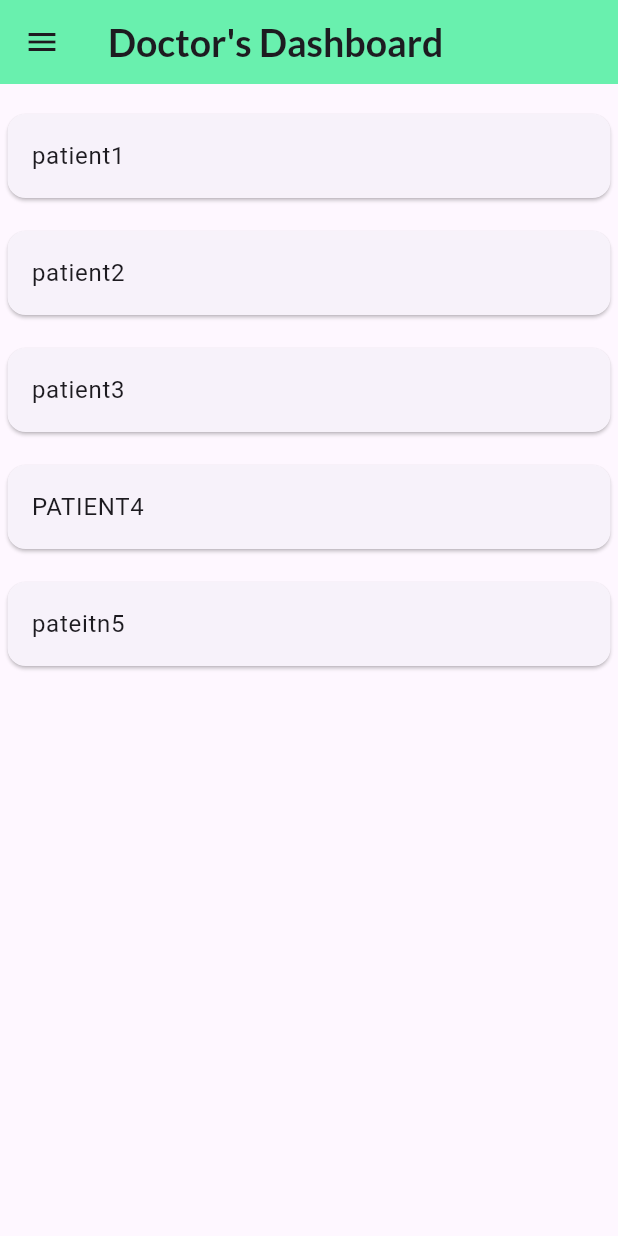
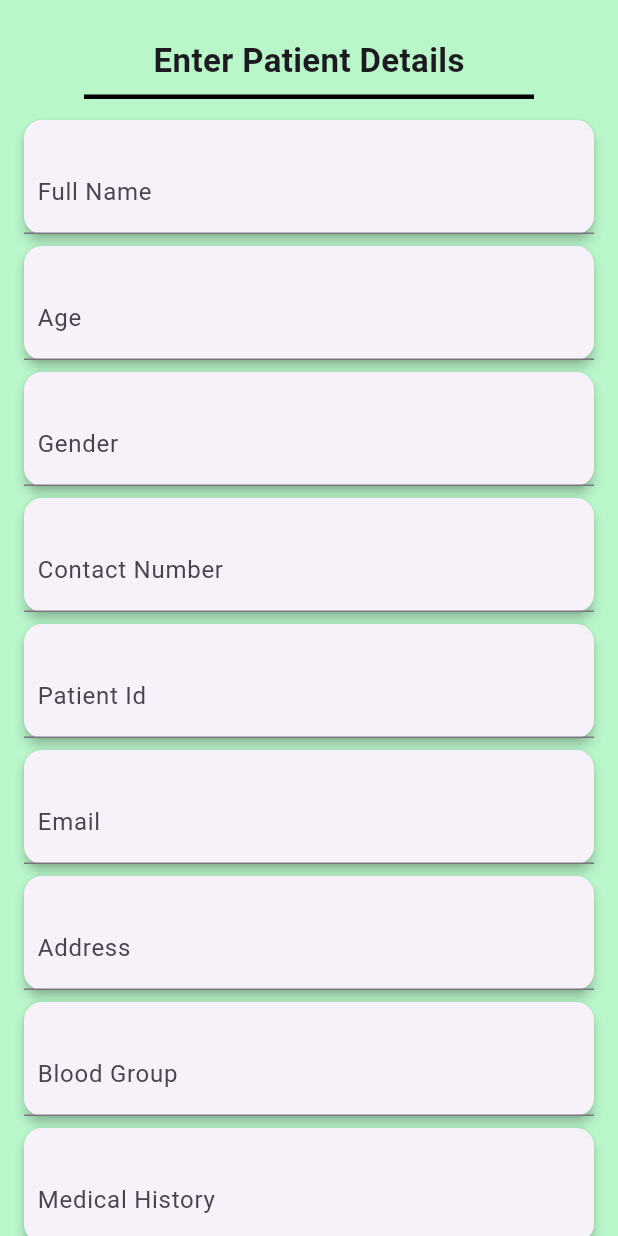
Before and after one commit to Anurag127001/HealthApp, a Flutter app: the screen it shows after launch, on a phone screen of 412 x 824 dp. Run offline on Flutter 3.47's test engine with Material 3 defaults, Android fonts, the phone set to English and light mode, and no system bars; our stand-ins replace google_fonts.

Commit message:
Enter patient Details page added

```diff
--- a/lib/main.dart
+++ b/lib/main.dart
@@ -2,6 +2,7 @@ import 'package:flutter/material.dart';
 import 'package:healthapp/Doctor.dart';
 import 'package:healthapp/grid.dart';
 import 'package:healthapp/list.dart';
+import 'package:healthapp/newuser.dart';
 import 'package:healthapp/patient.dart';
 import 'package:healthapp/regulatory.dart';
 import 'login.dart';
@@ -17,7 +18,7 @@ class MyApp extends StatelessWidget {
   Widget build(BuildContext context) {
     return MaterialApp(
       debugShowCheckedModeBanner: false,
-      home: Patientlist()
+      home: Newuser()
 
     );
   }
--- /dev/null
+++ b/lib/newuser.dart
@@ -0,0 +1,62 @@
+import 'package:flutter/material.dart';
+import 'package:google_fonts/google_fonts.dart';
+
+class Newuser extends StatelessWidget {
+  Newuser({super.key});
+  List patientdetails = [
+    'Full Name',
+    'Age',
+    'Gender',
+    'Contact Number',
+    'Patient Id',
+    'Email',
+    'Address',
+    'Blood Group',
+    'Medical History',
+    'Insurance Provider'
+  ];
+
+  @override
+  Widget build(BuildContext context) {
+    return SafeArea(
+      child: Material(
+        child: Container(
+          decoration: BoxDecoration(color: Colors.greenAccent.shade100),
+          child: SingleChildScrollView(
+            child: Column(
+              children: [
+                Container(
+                  margin: EdgeInsets.only(top: 25),
+                  child: Text("Enter Patient Details",
+                      style:
+                          TextStyle(fontSize: 22, fontWeight: FontWeight.bold)),
+                ),
+                Container(
+                  margin: EdgeInsets.only(top: 7),
+                  height: 3,
+                  width: 300,
+                  decoration: BoxDecoration(color: Colors.black),
+                ),
+                SizedBox(
+                  height: 10,
+                ),
+                for (int i = 0; i < patientdetails.length; i++)
+                  Card(
+                    elevation: 3,
+                    child: Container(
+                      width: 380,
+                      margin: EdgeInsets.only(top: 20),
+                      child: TextFormField(
+                        decoration:
+                            InputDecoration(labelText: "  ${patientdetails[i]}"),
+                      ),
+                    ),
+                  )
+              ],
+            ),
+          ),
+        ),
+      ),
+    );
+  }
+}
```
